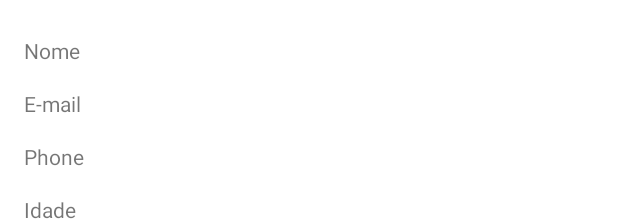
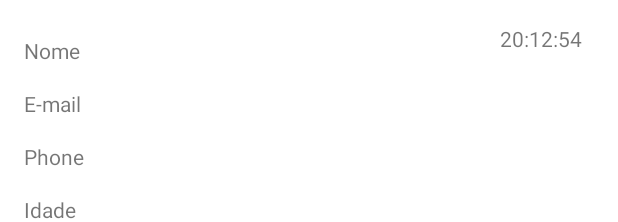
Before and after one commit to Fabio2001Marques/ExReceberDadosPessoa, an Android app: the layout activity_mostra_dados_pessoa.xml on its own in the app's theme, with its tools: preview values and no code run, on a phone screen of 412 x 824 dp. Shown: the top 222 px of the screen. Run offline under Robolectric (Android 15) with nearby library versions, the phone set to English and light mode, and no system bars.

Commit message:
Colocar a Hora que os dados foram enviados

```diff
--- a/app/src/main/java/pt/ipg/exreceberdadospessoa/MainActivity.kt
+++ b/app/src/main/java/pt/ipg/exreceberdadospessoa/MainActivity.kt
@@ -18,10 +18,14 @@ class MainActivity : AppCompatActivity() {
         val EMAIL = "Email"
         val PHONE = "Phone"
         val Idade = "Idade"
+        val DATA = "Data"
     }
 
 
     fun enviaDados(view: View) {
+
+        val data = Date()
+
         val editTextNome = findViewById<EditText>(R.id.textInputEditNome)
         val nome = editTextNome.text.toString()
 
@@ -59,6 +63,8 @@ class MainActivity : AppCompatActivity() {
             putExtra(EMAIL, email)
             putExtra(PHONE, phone)
             putExtra(Idade, idade)
+            putExtra(DATA, data)
+
         }
 
         startActivity(intent)
--- a/app/src/main/res/layout/activity_mostra_dados_pessoa.xml
+++ b/app/src/main/res/layout/activity_mostra_dados_pessoa.xml
@@ -49,4 +49,15 @@
         app:layout_constraintStart_toStartOf="parent"
         app:layout_constraintTop_toBottomOf="@+id/textViewPhone"
         tools:text="Idade" />
+
+    <TextView
+        android:id="@+id/textViewHora"
+        android:layout_width="wrap_content"
+        android:layout_height="wrap_content"
+        android:layout_marginTop="16dp"
+        android:layout_marginEnd="24dp"
+        android:layout_marginRight="24dp"
+        app:layout_constraintEnd_toEndOf="parent"
+        app:layout_constraintTop_toTopOf="parent"
+        tools:text="20:12:54" />
 </androidx.constraintlayout.widget.ConstraintLayout>
```
Also changed, not shown: app/src/main/java/pt/ipg/exreceberdadospessoa/MostraDadosPessoa.kt (+7 -0 lines).
